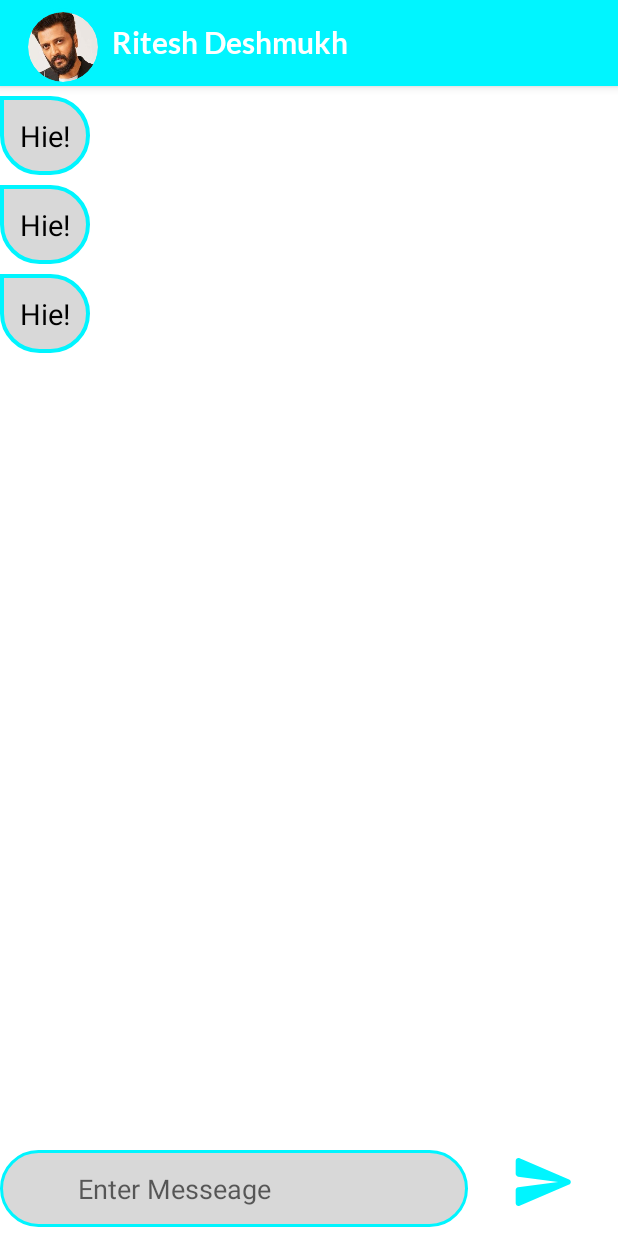
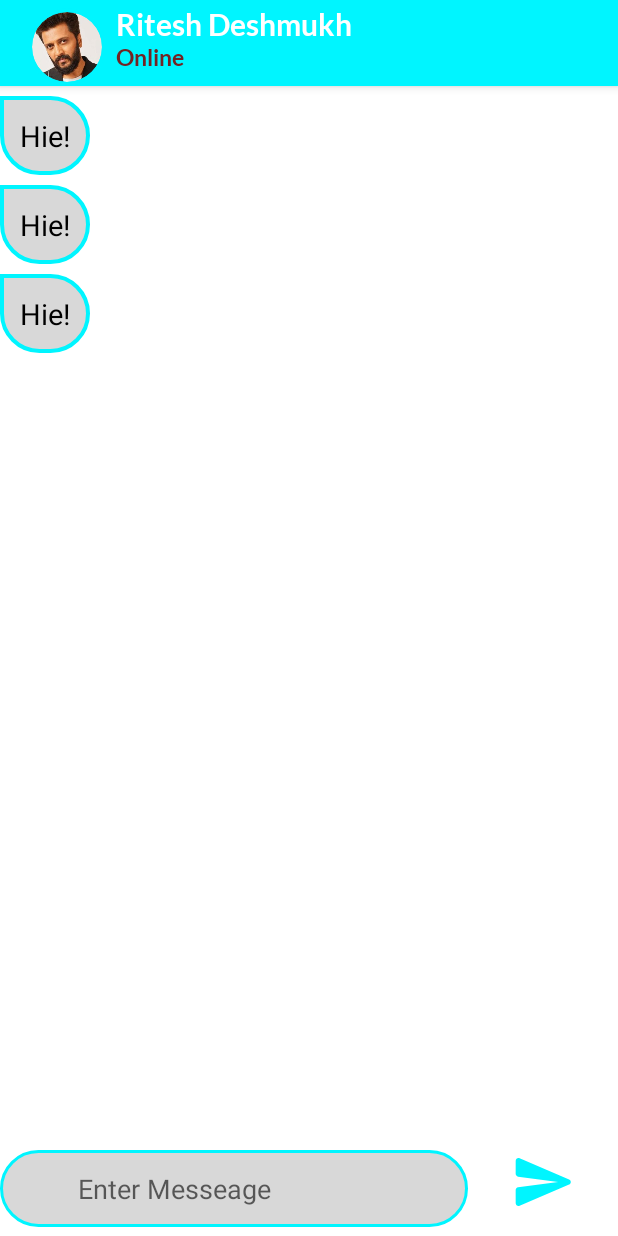
Before and after one commit to SantoshMane07/ChatOn, an Android app: the layout activity_chatting_page.xml on its own in the app's theme, with its tools: preview values and no code run, on a phone screen of 412 x 824 dp. Run offline under Robolectric (Android 15) with nearby library versions, the phone set to English and light mode, and no system bars.

Commit message:
Online Offline Status Implemented

```diff
--- a/app/build.gradle
+++ b/app/build.gradle
@@ -63,4 +63,5 @@ dependencies {
     annotationProcessor 'com.github.bumptech.glide:compiler:4.14.2'
     //Coroutines
     implementation("org.jetbrains.kotlinx:kotlinx-coroutines-android:1.6.4")
+    implementation("androidx.lifecycle:lifecycle-viewmodel-ktx:2.5.1")
 }
--- a/app/src/main/java/com/example/chaton/models/User.kt
+++ b/app/src/main/java/com/example/chaton/models/User.kt
@@ -7,15 +7,17 @@ class User {
     var email:String=""
     var imgUri:String=""
     var status:String=""
+    var active:String=""
 
     constructor(){
     }
-    constructor(id:String,name:String,phone:String,email:String,imgUri:String,status:String){
+    constructor(id:String,name:String,phone:String,email:String,imgUri:String,status:String,active:String){
         this.name =name
         this.email=email
         this.phone=phone
         this.imgUri=imgUri
         this.id=id
         this.status=status
+        this.active=active
     }
 }
--- a/app/src/main/java/com/example/chaton/views/SignUpActivity.kt
+++ b/app/src/main/java/com/example/chaton/views/SignUpActivity.kt
@@ -70,7 +70,7 @@ class SignUpActivity : AppCompatActivity() {
                             //
                             imageUriString="https://firebasestorage.googleapis.com/v0/b/bzechat.appspot.com/o/defaultprofileimg.png?alt=media&token=1b68cce0-2022-4f62-9fc8-5910b26c392b"
 
-                            val user = User(mauth.currentUser!!.uid,name,phone,email,imageUriString,"Hey! there Iam using ChatOn")
+                            val user = User(mauth.currentUser!!.uid,name,phone,email,imageUriString,"Hey! there Iam using ChatOn","Online")
                             db.getReference().child("Users").child("${mauth.currentUser!!.uid}").setValue(user)
                             //storageDB.getReference().child("Upload").child("${mauth.currentUser!!.uid}").putFile(imageUri)
                             //
--- a/app/src/main/res/layout/activity_chatting_page.xml
+++ b/app/src/main/res/layout/activity_chatting_page.xml
@@ -20,6 +20,11 @@
             android:background="@color/primaryColor"
             app:titleTextColor="@color/white">
 
+            <androidx.appcompat.widget.LinearLayoutCompat
+                android:layout_width="wrap_content"
+                android:layout_height="wrap_content"
+                android:orientation="horizontal">
+
                 <de.hdodenhof.circleimageview.CircleImageView
                     android:id="@+id/ChatProfileimgview"
                     android:layout_width="@dimen/_40sdp"
@@ -31,6 +36,11 @@
                     app:civ_border_width="@dimen/_2sdp"
                     tools:src="@drawable/riteshdeshmukhprofilepic" />
 
+                <androidx.appcompat.widget.LinearLayoutCompat
+                    android:layout_width="wrap_content"
+                    android:layout_height="wrap_content"
+                    android:orientation="vertical">
+
                     <TextView
                         android:id="@+id/tv_receiver_name"
                         style="@style/UserNameStringColor"
@@ -38,7 +48,23 @@
                         android:layout_height="wrap_content"
                         android:fontFamily="@font/lato_bold"
                         android:textStyle="bold"
-                tools:text="Ritesh Deshmukh " />
+                        tools:text="Ritesh Deshmukh "
+                        android:layout_marginTop="@dimen/_3sdp"/>
+
+                    <TextView
+                        android:id="@+id/tv_receiver_active"
+                        android:layout_width="wrap_content"
+                        android:layout_height="wrap_content"
+                        android:fontFamily="@font/lato_bold"
+                        android:textStyle="bold"
+                        android:textSize="@dimen/_12sdp"
+                        android:textColor="@color/Online"
+                        tools:text="Online"
+                        />
+
+                </androidx.appcompat.widget.LinearLayoutCompat>
+
+            </androidx.appcompat.widget.LinearLayoutCompat>
         </androidx.appcompat.widget.Toolbar>
 
     </com.google.android.material.appbar.AppBarLayout>
--- a/app/src/main/res/values/colors.xml
+++ b/app/src/main/res/values/colors.xml
@@ -10,4 +10,5 @@
     <color name="primaryColor">#00F5FF</color>
     <color name="Lightgrey">#D8D8D8</color>
     <color name="grey">#515151</color>
+    <color name="Online">#732323</color>
 </resources>
```
Also changed, not shown: app/src/main/java/com/example/chaton/repository/DataRepository.kt (+14 -1 lines), app/src/main/java/com/example/chaton/viewmodels/ChattingPageViewModel.kt (+15 -0 lines), app/src/main/java/com/example/chaton/viewmodels/EditProfileViewModel.kt (+14 -0 lines), app/src/main/java/com/example/chaton/viewmodels/HomePageViewModel.kt (+14 -0 lines), app/src/main/java/com/example/chaton/views/ChattingPageActivity.kt (+16 -0 lines), app/src/main/java/com/example/chaton/views/EditProfileActivity.kt (+12 -0 lines), app/src/main/java/com/example/chaton/views/HomePageActivity.kt (+19 -1 lines). Lines whose indentation alone changed are shown as unchanged.
